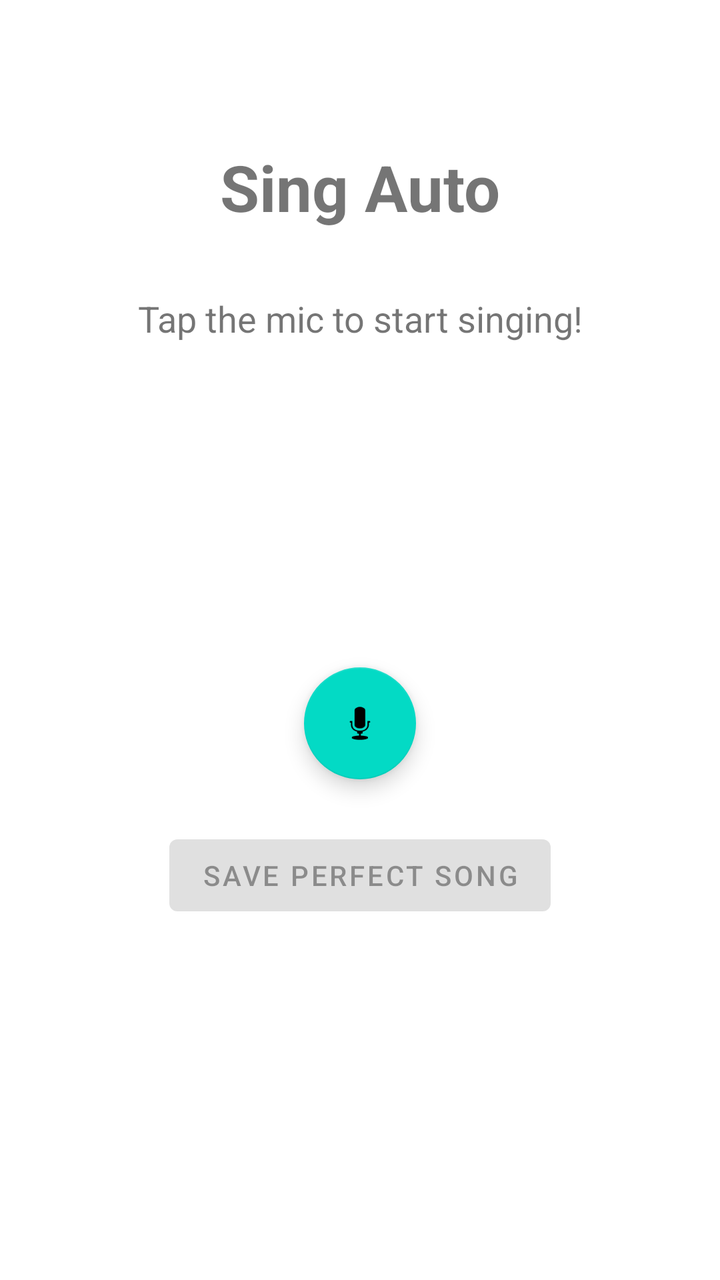
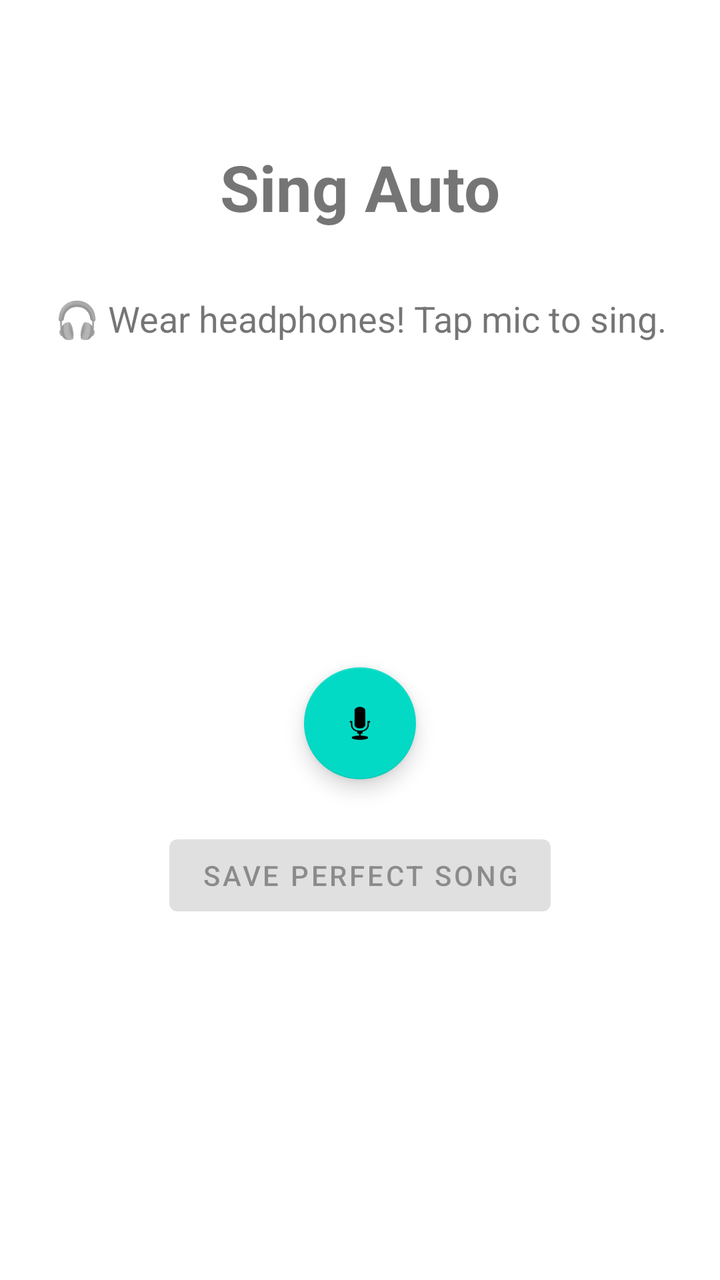

The first picture is an Android layout as it rendered before a commit; the second is the same layout after the commit. The layout source and the unified diff follow.
<!-- AndroidManifest.xml: application theme Theme.SingAuto -->
<!-- res/layout/activity_main.xml -->
<?xml version="1.0" encoding="utf-8"?>

<androidx.constraintlayout.widget.ConstraintLayout xmlns:android="http://schemas.android.com/apk/res/android"
    xmlns:app="http://schemas.android.com/apk/res-auto"
    android:layout_width="match_parent"
    android:layout_height="match_parent"
    android:padding="24dp">

    <TextView
        android:id="@+id/tvTitle"
        android:layout_width="wrap_content"
        android:layout_height="wrap_content"
        android:text="Sing Auto"
        android:textSize="32sp"
        android:textStyle="bold"
        app:layout_constraintTop_toTopOf="parent"
        app:layout_constraintStart_toStartOf="parent"
        app:layout_constraintEnd_toEndOf="parent"
        android:layout_marginTop="48dp"/>

    <TextView
        android:id="@+id/tvStatus"
        android:layout_width="wrap_content"
        android:layout_height="wrap_content"
        android:text="Tap the mic to start singing!"
        android:textSize="18sp"
        android:textAlignment="center"
        app:layout_constraintTop_toBottomOf="@id/tvTitle"
        app:layout_constraintStart_toStartOf="parent"
        app:layout_constraintEnd_toEndOf="parent"
        android:layout_marginTop="32dp"/>

    <com.google.android.material.floatingactionbutton.FloatingActionButton
        android:id="@+id/fabRecord"
        android:layout_width="wrap_content"
        android:layout_height="wrap_content"
        android:src="@android:drawable/ic_btn_speak_now"
        app:layout_constraintTop_toBottomOf="@id/tvStatus"
        app:layout_constraintStart_toStartOf="parent"
        app:layout_constraintEnd_toEndOf="parent"
        app:layout_constraintBottom_toBottomOf="parent"
        app:fabSize="normal"
        android:layout_marginBottom="64dp"/>

    <com.google.android.material.button.MaterialButton
        android:id="@+id/btnSave"
        android:layout_width="wrap_content"
        android:layout_height="wrap_content"
        android:text="Save Perfect Song"
        android:enabled="false"
        app:layout_constraintTop_toBottomOf="@id/fabRecord"
        app:layout_constraintStart_toStartOf="parent"
        app:layout_constraintEnd_toEndOf="parent"
        android:layout_marginTop="24dp"/>

</androidx.constraintlayout.widget.ConstraintLayout>
<!-- resources referenced by this layout -->
<resources>
  <style name="Theme.SingAuto" parent="Theme.MaterialComponents.DayNight.DarkActionBar">
          <item name="colorPrimary">#6200EE</item>
          <item name="colorPrimaryVariant">#3700B3</item>
          <item name="colorOnPrimary">#FFFFFF</item>
          <item name="colorSecondary">#03DAC5</item>
          <item name="colorSecondaryVariant">#018786</item>
          <item name="colorOnSecondary">#000000</item>
      </style>
</resources>

<!-- the commit's change to res/layout/activity_main.xml (unified diff, before → after) -->
@@ -22,7 +22,7 @@
         android:id="@+id/tvStatus"
         android:layout_width="wrap_content"
         android:layout_height="wrap_content"
-        android:text="Tap the mic to start singing!"
+        android:text="🎧 Wear headphones! Tap mic to sing."
         android:textSize="18sp"
         android:textAlignment="center"
         app:layout_constraintTop_toBottomOf="@id/tvTitle"
